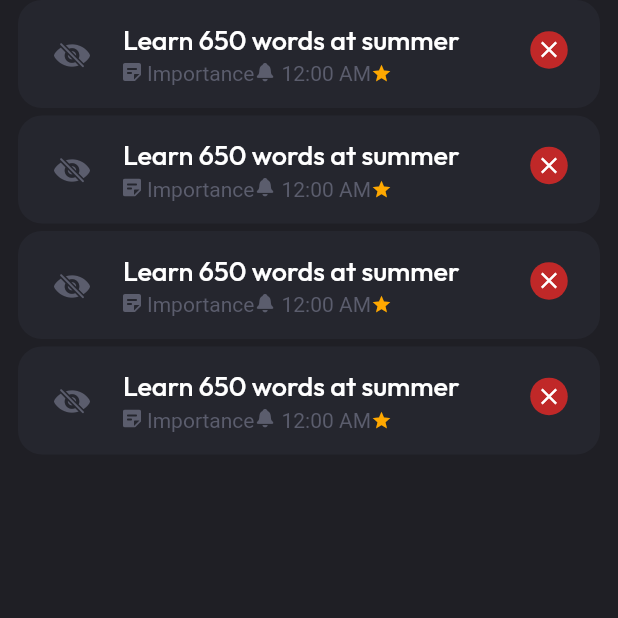
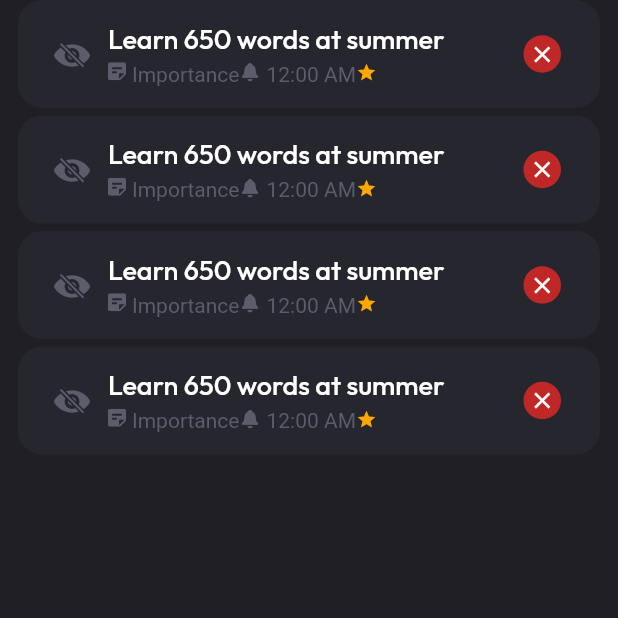
Before and after one commit to ericNygzarovich/wildeTodo, a Flutter app: the screen it shows after launch, on a phone screen of 412 x 824 dp, the top half of it. Run offline on Flutter 3.47's test engine with Material 2 defaults, Android fonts, the phone set to English and light mode, and no system bars; our stand-ins replace equatable, flutter_svg.

Commit message:
i hope what is last changes in this widget

```diff
--- a/lib/modules/tasks/widgets/subtitle.dart
+++ b/lib/modules/tasks/widgets/subtitle.dart
@@ -18,7 +18,7 @@ class Subtitle extends StatelessWidget {
 
   @override
   Widget build(BuildContext context) {
-    return Row(
+    return Wrap(
       children: [
         SubtitleItem(
           title: category,
--- a/lib/modules/tasks/widgets/task.dart
+++ b/lib/modules/tasks/widgets/task.dart
@@ -31,6 +31,7 @@ class Task extends StatelessWidget {
   @override
   Widget build(BuildContext context) {
     return Container(
+      padding: const EdgeInsets.only(top: 12, bottom: 12, left: 12, right: 10),
       decoration: BoxDecoration(
         color: status != TaskStatus.undone
             ? context.theme.palette.grayscale.g3
@@ -40,10 +41,7 @@ class Task extends StatelessWidget {
       child: Row(
         mainAxisAlignment: MainAxisAlignment.spaceBetween,
         children: [
-          Padding(
-            padding:
-                const EdgeInsets.only(top: 12, bottom: 12, left: 12, right: 10),
-            child: Container(
+          Container(
             padding: const EdgeInsets.all(12),
             decoration: BoxDecoration(
               color: isPrivat
@@ -58,7 +56,6 @@ class Task extends StatelessWidget {
                   )
                 : SvgPicture.asset('assets/icons/task.svg'),
           ),
-          ),
           Expanded(
             child: Column(
               crossAxisAlignment: CrossAxisAlignment.start,
@@ -71,17 +68,14 @@ class Task extends StatelessWidget {
                     color: context.theme.palette.grayscale.g6,
                   ),
                 ),
-                const SizedBox(height: 4),
+                const SizedBox(height: 5),
                 Subtitle(
-                  categoryIcon: Padding(
-                    padding: const EdgeInsets.only(top: 1),
-                    child: SvgPicture.asset(
+                  categoryIcon: SvgPicture.asset(
                     width: 12,
                     'assets/icons/task.svg',
                     colorFilter: ColorFilter.mode(
                       context.theme.palette.grayscale.g5,
                       BlendMode.srcIn,
-                      ),
                     ),
                   ),
                   category: category,
@@ -91,10 +85,8 @@ class Task extends StatelessWidget {
               ],
             ),
           ),
-          Padding(
-            padding: const EdgeInsets.fromLTRB(0, 16, 21.5, 21.5),
-            child: TaskStatusWidget(status: status),
-          ),
+          TaskStatusWidget(status: status),
+          const SizedBox(width: 16)
         ],
       ),
     );
```
Lines whose indentation alone changed are shown as unchanged.
